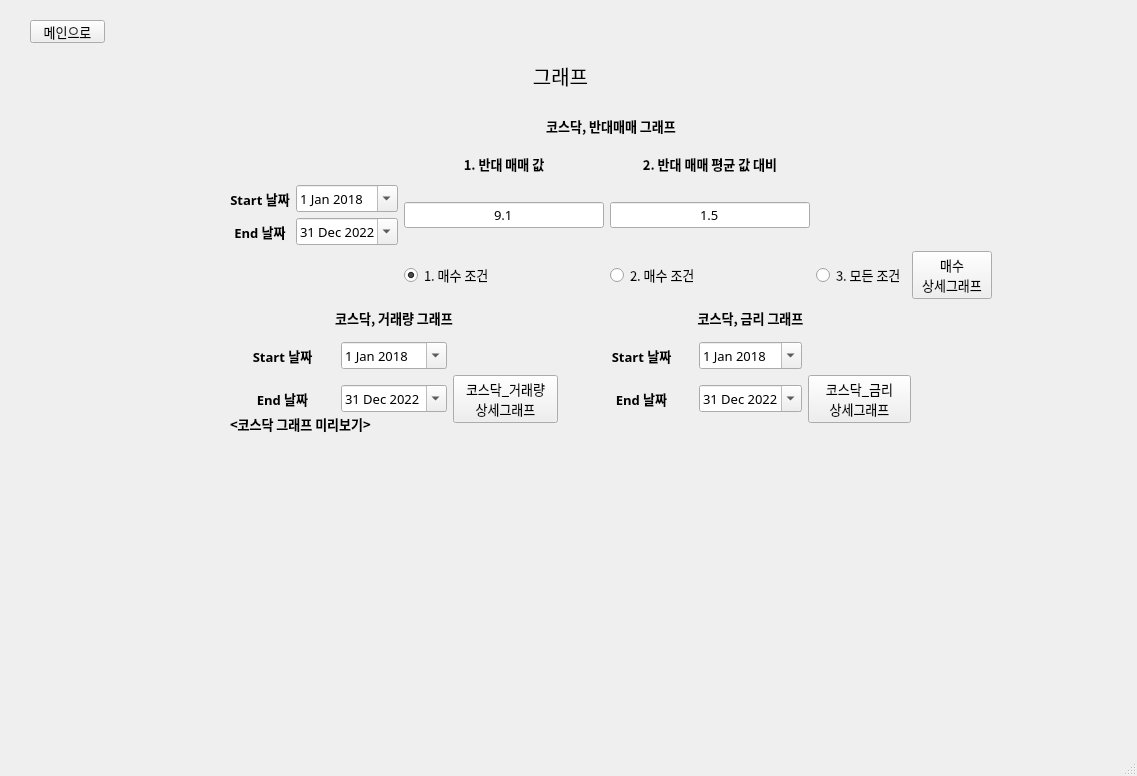
syarin03/kosdaq, file main.ui: the form before one commit.
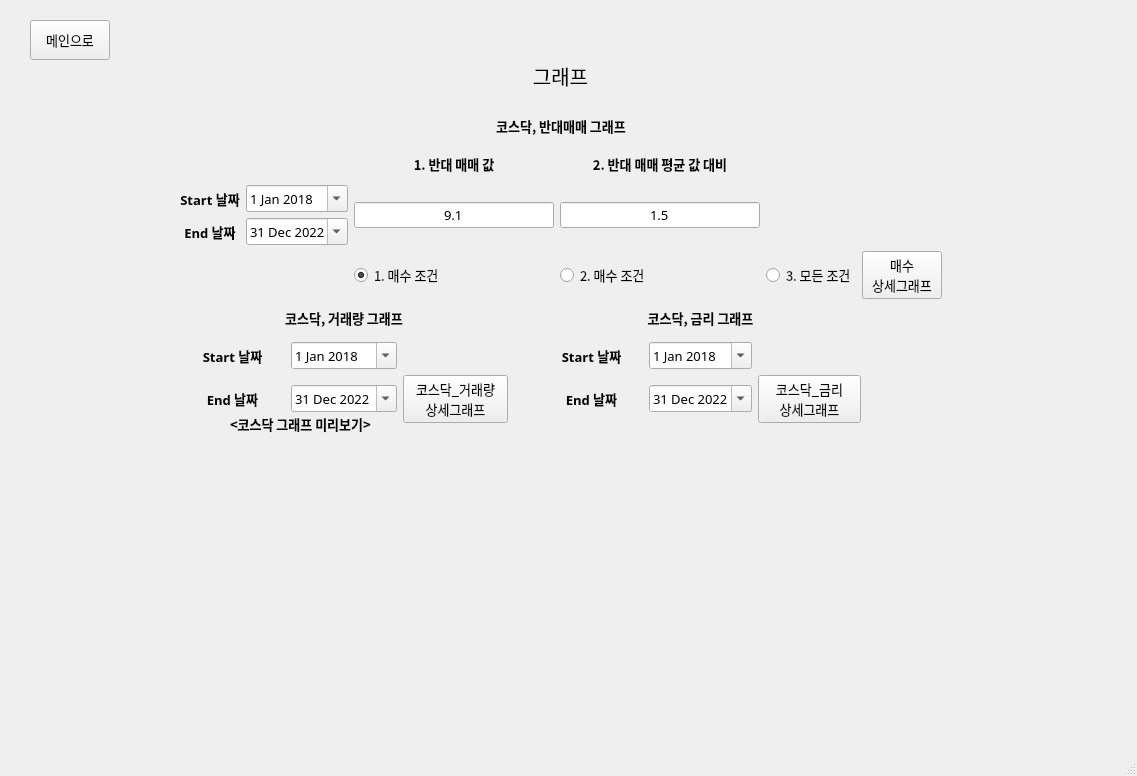
The form after the commit. The open tabs and pages were chosen to show the change. Custom widgets are drawn as their Qt base class.

Commit message: UI 수정 완

```diff
--- a/main.ui
+++ b/main.ui
@@ -4197,7 +4197,7 @@
      <widget class="QWidget" name="gridLayoutWidget_2">
       <property name="geometry">
        <rect>
-        <x>210</x>
+        <x>160</x>
         <y>290</y>
         <width>328</width>
         <height>123</height>
@@ -4327,7 +4327,7 @@
      <widget class="QWidget" name="gridLayoutWidget_3">
       <property name="geometry">
        <rect>
-        <x>210</x>
+        <x>160</x>
         <y>100</y>
         <width>762</width>
         <height>189</height>
@@ -4586,7 +4586,7 @@
      <widget class="QWidget" name="gridLayoutWidget">
       <property name="geometry">
        <rect>
-        <x>570</x>
+        <x>520</x>
         <y>290</y>
         <width>321</width>
         <height>123</height>
@@ -4718,8 +4718,8 @@
        <rect>
         <x>10</x>
         <y>10</y>
-        <width>75</width>
-        <height>23</height>
+        <width>80</width>
+        <height>40</height>
        </rect>
       </property>
       <property name="font">
```
Left out of the diff: 4 changed lines with no effect on the pictures.
